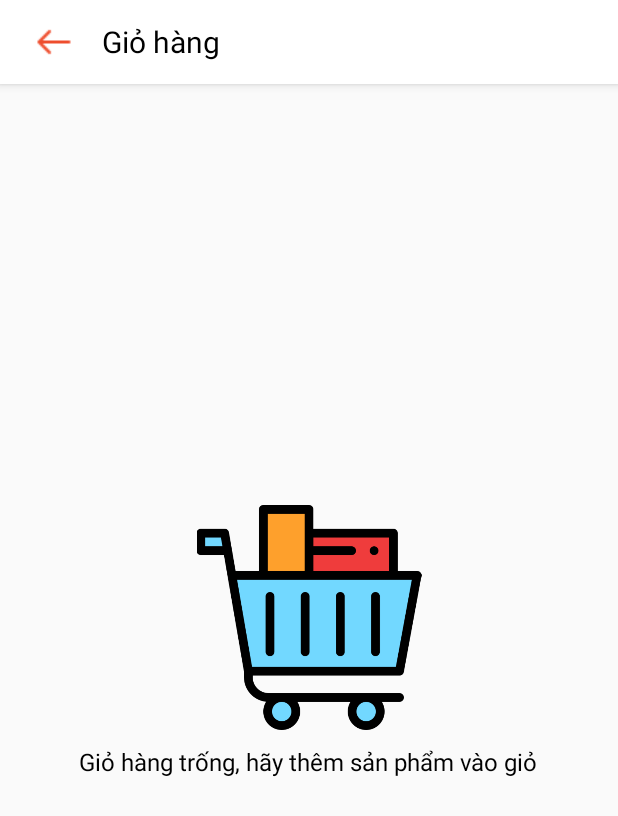
After one commit to jaenguyen/MyShop, an Android app: the CartActivity screen opened directly, with no data from a screen before it, on a phone screen of 412 x 824 dp. The commit adds this screen. Shown: the top 816 px of the screen. Run offline under Robolectric (Android 15) with nearby library versions, the phone set to English and light mode, and no system bars.

Commit message:
Sự kiện + giao diện giỏ hàng

```diff
--- /dev/null
+++ b/app/src/main/java/com/ic/myshop/activity/CartActivity.java
@@ -0,0 +1,38 @@
+package com.ic.myshop.activity;
+
+import androidx.appcompat.app.AppCompatActivity;
+
+import android.os.Bundle;
+import android.view.View;
+import android.widget.ArrayAdapter;
+import android.widget.ImageButton;
+import android.widget.TextView;
+
+import com.ic.myshop.R;
+import com.ic.myshop.constant.Constant;
+
+public class CartActivity extends AppCompatActivity {
+
+    private TextView toolbarTitle;
+    private ImageButton btnBack;
+
+    @Override
+    protected void onCreate(Bundle savedInstanceState) {
+        super.onCreate(savedInstanceState);
+        setContentView(R.layout.activity_cart);
+        init();
+
+        btnBack.setOnClickListener(new View.OnClickListener() {
+            @Override
+            public void onClick(View view) {
+                onBackPressed();
+            }
+        });
+    }
+
+    private void init() {
+        toolbarTitle = findViewById(R.id.toolbar_title);
+        toolbarTitle.setText(Constant.CART);
+        btnBack = findViewById(R.id.toolbar_back_button);
+    }
+}
--- a/app/src/main/java/com/ic/myshop/constant/Constant.java
+++ b/app/src/main/java/com/ic/myshop/constant/Constant.java
@@ -12,4 +12,5 @@ public class Constant {
     public static final String ACCOUNT_SETTING = "Thiết lập tài khoản";
     public static final String MY_PRODUCT = "Sản phẩm của tôi";
     public static final String ADD_PRODUCT = "Thêm sản phẩm";
+    public static final String CART = "Giỏ hàng";
 }
--- /dev/null
+++ b/app/src/main/res/layout/activity_cart.xml
@@ -0,0 +1,29 @@
+<?xml version="1.0" encoding="utf-8"?>
+<RelativeLayout xmlns:android="http://schemas.android.com/apk/res/android"
+    xmlns:app="http://schemas.android.com/apk/res-auto"
+    xmlns:tools="http://schemas.android.com/tools"
+    android:layout_width="match_parent"
+    android:layout_height="match_parent"
+    tools:context=".activity.CartActivity">
+
+    <include
+        layout="@layout/extra_toolbar"
+        android:id="@+id/toolbar_account_setting" />
+
+    <ImageView
+        android:id="@+id/image_empty_cart"
+        android:layout_width="200dp"
+        android:layout_height="150dp"
+        android:layout_centerInParent="true"
+        android:src="@drawable/add_to_cart"/>
+    <TextView
+        android:layout_width="wrap_content"
+        android:layout_height="wrap_content"
+        android:layout_margin="10dp"
+        android:layout_below="@id/image_empty_cart"
+        android:layout_centerInParent="true"
+        android:text="Giỏ hàng trống, hãy thêm sản phẩm vào giỏ"
+        android:textSize="16dp"
+        android:textColor="@color/black"
+        />
+</RelativeLayout>
```
Also changed, not shown: app/src/main/AndroidManifest.xml (+7 -4 lines), app/src/main/java/com/ic/myshop/fragment/HomeFragment.java (+21 -0 lines), app/src/main/java/com/ic/myshop/fragment/NotificationFragment.java (+21 -0 lines), app/src/main/java/com/ic/myshop/fragment/UserFragment.java (+13 -3 lines), app/src/main/res/layout/user_toolbar.xml (+5 -3 lines), app/src/main/res/drawable/add_to_cart.png (added).
